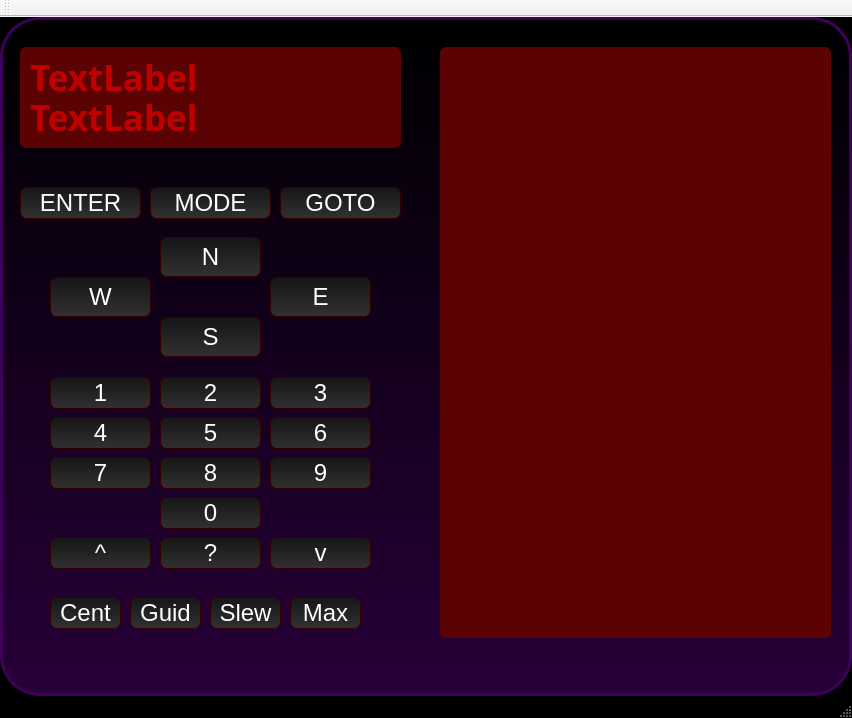
Before: the Qt Designer form hbx.ui in stroblhofwarte/autohbx, drawn with Qt 5.
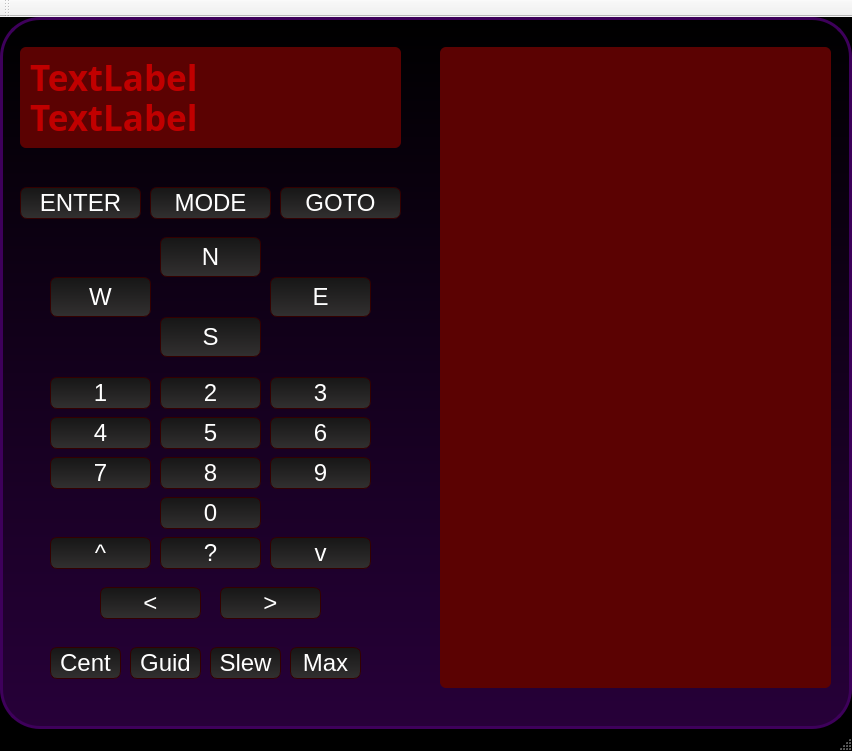
After: the same form once the commit is applied.

Commit message: Add forward and backward key

The edit to the form file:
```diff
--- a/hbx.ui
+++ b/hbx.ui
@@ -7,7 +7,7 @@
     <x>0</x>
     <y>0</y>
     <width>852</width>
-    <height>718</height>
+    <height>751</height>
    </rect>
   </property>
   <property name="windowTitle">
@@ -152,7 +152,7 @@
       <x>440</x>
       <y>30</y>
       <width>391</width>
-      <height>591</height>
+      <height>641</height>
      </rect>
     </property>
     <property name="styleSheet">
@@ -423,7 +423,7 @@
     <property name="geometry">
      <rect>
       <x>50</x>
-      <y>580</y>
+      <y>630</y>
       <width>71</width>
       <height>32</height>
      </rect>
@@ -436,7 +436,7 @@
     <property name="geometry">
      <rect>
       <x>130</x>
-      <y>580</y>
+      <y>630</y>
       <width>71</width>
       <height>32</height>
      </rect>
@@ -449,7 +449,7 @@
     <property name="geometry">
      <rect>
       <x>210</x>
-      <y>580</y>
+      <y>630</y>
       <width>71</width>
       <height>32</height>
      </rect>
@@ -462,7 +462,7 @@
     <property name="geometry">
      <rect>
       <x>290</x>
-      <y>580</y>
+      <y>630</y>
       <width>71</width>
       <height>32</height>
      </rect>
@@ -471,6 +471,32 @@
      <string>Max</string>
     </property>
    </widget>
+   <widget class="QPushButton" name="pbFw">
+    <property name="geometry">
+     <rect>
+      <x>100</x>
+      <y>570</y>
+      <width>101</width>
+      <height>32</height>
+     </rect>
+    </property>
+    <property name="text">
+     <string>&lt;</string>
+    </property>
+   </widget>
+   <widget class="QPushButton" name="pbBw">
+    <property name="geometry">
+     <rect>
+      <x>220</x>
+      <y>570</y>
+      <width>101</width>
+      <height>32</height>
+     </rect>
+    </property>
+    <property name="text">
+     <string>&gt;</string>
+    </property>
+   </widget>
   </widget>
   <widget class="QMenuBar" name="menuBar">
    <property name="geometry">
```
